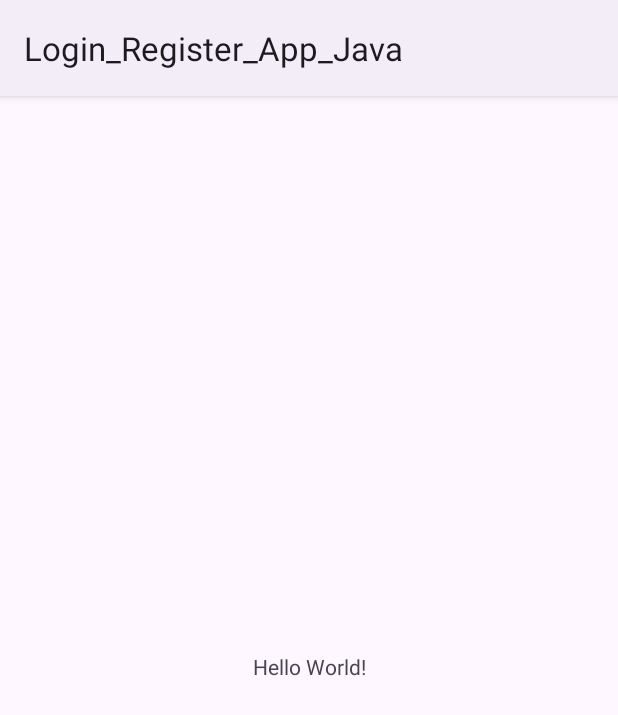
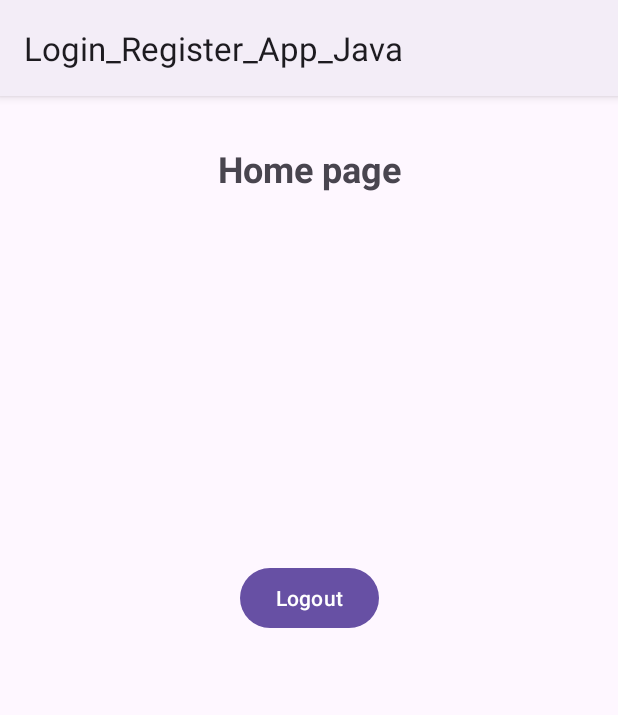
Before and after one commit to DiasMath/Login-e-Registration-App-Java, an Android app: the screen it shows after launch once a user with an empty profile is signed in (MainActivity), on a phone screen of 412 x 824 dp. Shown: the top 715 px of the screen. Run offline under Robolectric (Android 15) with nearby library versions, the phone set to English and light mode, and no system bars; our stand-ins replace Firebase (no records; nobody signed in at launch, a user with empty details on screens opened directly).

Commit message:
finalizando login e adicionando rotas para as pages

```diff
--- a/app/src/main/java/com/example/login_register_app_java/Login.java
+++ b/app/src/main/java/com/example/login_register_app_java/Login.java
@@ -84,6 +84,7 @@ public class Login extends AppCompatActivity {
                                             Login.this,
                                             "Logado com sucesso!",
                                             Toast.LENGTH_SHORT).show();
+
                                     Intent intent = new Intent(getApplicationContext(), MainActivity.class);
                                     startActivity(intent);
                                     finish();
--- a/app/src/main/java/com/example/login_register_app_java/MainActivity.java
+++ b/app/src/main/java/com/example/login_register_app_java/MainActivity.java
@@ -2,13 +2,49 @@ package com.example.login_register_app_java;
 
 import androidx.appcompat.app.AppCompatActivity;
 
+import android.content.Intent;
 import android.os.Bundle;
+import android.view.View;
+import android.widget.Button;
+import android.widget.TextView;
+
+import com.google.firebase.auth.FirebaseAuth;
+import com.google.firebase.auth.FirebaseUser;
 
 public class MainActivity extends AppCompatActivity {
 
+    FirebaseAuth auth;
+    Button button;
+    FirebaseUser user;
+    TextView textView;
     @Override
     protected void onCreate(Bundle savedInstanceState) {
         super.onCreate(savedInstanceState);
         setContentView(R.layout.activity_main);
+
+        auth = FirebaseAuth.getInstance();
+        button = findViewById(R.id.logout);
+        textView = findViewById(R.id.user_details);
+        user = auth.getCurrentUser();
+
+        if (user == null){
+
+            Intent intent = new Intent(getApplicationContext(), Login.class);
+            startActivity(intent);
+            finish();
+        }
+        else {
+            textView.setText(user.getEmail());
+        }
+
+        button.setOnClickListener(new View.OnClickListener() {
+            @Override
+            public void onClick(View v) {
+                FirebaseAuth.getInstance().signOut();
+                Intent intent = new Intent(getApplicationContext(), Login.class);
+                startActivity(intent);
+                finish();
+            }
+        });
     }
 }
--- a/app/src/main/java/com/example/login_register_app_java/Register.java
+++ b/app/src/main/java/com/example/login_register_app_java/Register.java
@@ -31,7 +31,7 @@ public class Register extends AppCompatActivity {
     public void onStart() {
         super.onStart();
         FirebaseUser currentUser = mAuth.getCurrentUser();
-        if(currentUser != null){
+        if (currentUser != null) {
             Intent intent = new Intent(getApplicationContext(), MainActivity.class);
             startActivity(intent);
             finish();
@@ -84,6 +84,10 @@ public class Register extends AppCompatActivity {
                                             Register.this,
                                             "Conta criada com sucesso!",
                                             Toast.LENGTH_SHORT).show();
+
+                                    Intent intent = new Intent(getApplicationContext(), Login.class);
+                                    startActivity(intent);
+                                    finish();
                                 } else {
                                     Toast.makeText(
                                             Register.this,
--- a/app/src/main/res/layout/activity_main.xml
+++ b/app/src/main/res/layout/activity_main.xml
@@ -4,15 +4,47 @@
     xmlns:tools="http://schemas.android.com/tools"
     android:layout_width="match_parent"
     android:layout_height="match_parent"
+    android:gravity="center"
+    android:orientation="vertical"
     tools:context=".MainActivity">
 
     <TextView
-        android:layout_width="wrap_content"
+        android:id="@+id/textView"
+        android:layout_width="match_parent"
         android:layout_height="wrap_content"
-        android:text="Hello World!"
-        app:layout_constraintBottom_toBottomOf="parent"
+        android:layout_marginTop="32dp"
+        android:layout_marginBottom="133dp"
+        android:text="Home page"
+        android:textAlignment="center"
+        android:textSize="24sp"
+        android:textStyle="bold"
+        app:layout_constraintBottom_toTopOf="@+id/user_details"
         app:layout_constraintEnd_toEndOf="parent"
         app:layout_constraintStart_toStartOf="parent"
         app:layout_constraintTop_toTopOf="parent" />
 
+    <TextView
+        android:id="@+id/user_details"
+        android:layout_width="0dp"
+        android:layout_height="0dp"
+        android:layout_marginStart="25dp"
+        android:layout_marginEnd="25dp"
+        android:layout_marginBottom="66dp"
+        app:layout_constraintBottom_toTopOf="@+id/logout"
+        app:layout_constraintEnd_toEndOf="parent"
+        app:layout_constraintStart_toStartOf="parent"
+        app:layout_constraintTop_toBottomOf="@+id/textView" />
+
+    <Button
+        android:id="@+id/logout"
+        android:layout_width="wrap_content"
+        android:layout_height="wrap_content"
+        android:layout_marginBottom="401dp"
+        android:text="@string/logout"
+        app:layout_constraintBottom_toBottomOf="parent"
+        app:layout_constraintEnd_toEndOf="parent"
+        app:layout_constraintStart_toStartOf="parent"
+        app:layout_constraintTop_toBottomOf="@+id/user_details" />
+
+
 </androidx.constraintlayout.widget.ConstraintLayout>
--- a/app/src/main/res/values/strings.xml
+++ b/app/src/main/res/values/strings.xml
@@ -7,4 +7,5 @@
     <string name="click_to_login">Click to login</string>
     <string name="clique_para_se_registrar">Clique para se registrar</string>
     <string name="clique_para_logar">Clique para logar</string>
+    <string name="logout">Logout</string>
 </resources>
```
